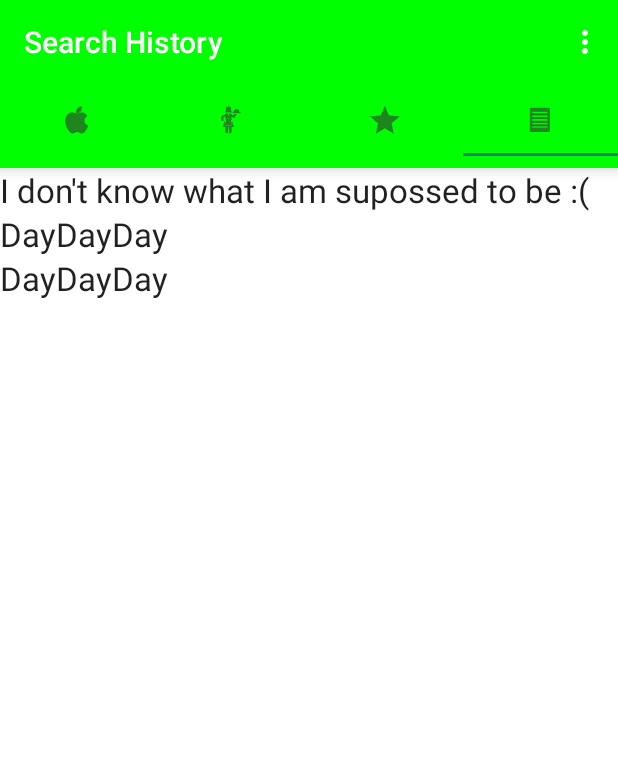
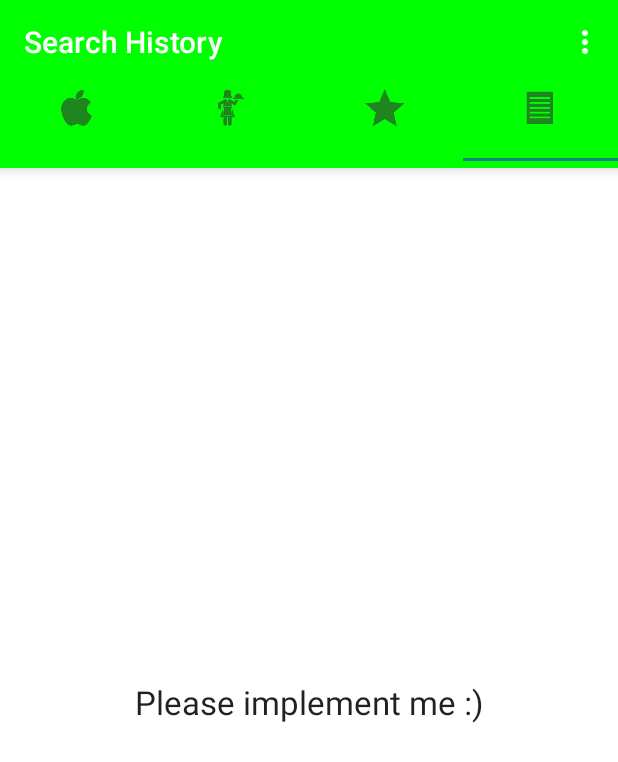
Before and after one commit to joycetsui/SousChef, an Android app: the screen it shows after launch (MainActivity), tab 4 chosen, on a phone screen of 412 x 824 dp. Shown: the top 762 px of the screen. Run offline under Robolectric (Android 15) with nearby library versions, the phone set to English and light mode, and no system bars.

Commit message:
Made tab icons bigger and added pic and rating bar to recipe display

```diff
--- a/app/src/main/java/com/workingtitle/makeit/IngredientsAddedAdapter.java
+++ b/app/src/main/java/com/workingtitle/makeit/IngredientsAddedAdapter.java
@@ -37,7 +37,7 @@ public class IngredientsAddedAdapter extends ArrayAdapter<String> {
         // Populate the data into the template view using the data object
         ingredientTextView.setText(ingredient);
 
-        Button removeBtn = (Button) view.findViewById(R.id.remvoveIngredientBtn);
+        Button removeBtn = (Button) view.findViewById(R.id.removeIngredientBtn);
         View.OnClickListener removeBtnListener = new View.OnClickListener() {
             @Override
             public void onClick(View v) {
--- a/app/src/main/java/com/workingtitle/makeit/MainActivity.java
+++ b/app/src/main/java/com/workingtitle/makeit/MainActivity.java
@@ -13,9 +13,11 @@ import android.support.v4.app.FragmentManager;
 import android.support.v4.view.ViewPager;
 import android.support.v7.app.AppCompatActivity;
 import android.support.v7.widget.Toolbar;
+import android.view.LayoutInflater;
 import android.view.View;
 import android.view.Menu;
 import android.view.MenuItem;
+import android.widget.TextView;
 
 public class MainActivity extends AppCompatActivity {
 
@@ -25,6 +27,9 @@ public class MainActivity extends AppCompatActivity {
             R.drawable.ic_saved,
             R.drawable.ic_list
     };
+
+    // Viewpager to manage the tabs in the main page
+    ViewPager viewPager;
 
     @Override
     protected void onCreate(Bundle savedInstanceState) {
@@ -45,7 +50,7 @@ public class MainActivity extends AppCompatActivity {
         });*/
 
         // Get the ViewPager and set it's PagerAdapter so that it can display items
-        final ViewPager viewPager = (ViewPager) findViewById(R.id.view_pager);
+        viewPager = (ViewPager) findViewById(R.id.view_pager);
         final MyFragmentPagerAdapter adapter = new MyFragmentPagerAdapter(getSupportFragmentManager(),MainActivity.this);
         viewPager.setAdapter(adapter);
 
@@ -55,10 +60,7 @@ public class MainActivity extends AppCompatActivity {
 
         //Give the TabLayout the ViewPager
         TabLayout tabLayout = (TabLayout) findViewById(R.id.sliding_tabs);
-        tabLayout.addTab(tabLayout.newTab().setIcon(imageResId[0]));
-        tabLayout.addTab(tabLayout.newTab().setIcon(imageResId[1]));
-        tabLayout.addTab(tabLayout.newTab().setIcon(imageResId[2]));
-        tabLayout.addTab(tabLayout.newTab().setIcon(imageResId[3]));
+        setupTabLayout(tabLayout);
 
         viewPager.addOnPageChangeListener(new TabLayout.TabLayoutOnPageChangeListener(tabLayout));
         tabLayout.setOnTabSelectedListener(new TabLayout.OnTabSelectedListener() {
@@ -98,6 +100,23 @@ public class MainActivity extends AppCompatActivity {
         }
     }
 
+    private void setupTabLayout(TabLayout tabLayout) {
+
+//        tabLayout.addTab(tabLayout.newTab().setIcon(imageResId[0]));
+//        tabLayout.addTab(tabLayout.newTab().setIcon(imageResId[1]));
+//        tabLayout.addTab(tabLayout.newTab().setIcon(imageResId[2]));
+//        tabLayout.addTab(tabLayout.newTab().setIcon(imageResId[3]));
+
+        tabLayout.setTabMode(TabLayout.MODE_FIXED);
+        tabLayout.setupWithViewPager(viewPager);
+
+        for (int i = 0; i < imageResId.length; i++){
+            TextView tab = (TextView) LayoutInflater.from(this).inflate(R.layout.tab_layout, null);
+            tab.setCompoundDrawablesWithIntrinsicBounds(0, imageResId[i], 0, 0);
+            tabLayout.getTabAt(i).setCustomView(tab);
+        }
+    }
+
     @Override
     public boolean onCreateOptionsMenu(Menu menu) {
         // Inflate the menu; this adds items to the action bar if it is present.
--- a/app/src/main/res/layout/ingredient_added_layout.xml
+++ b/app/src/main/res/layout/ingredient_added_layout.xml
@@ -12,7 +12,7 @@
         android:text="Default"
         android:layout_alignParentLeft="true"
         android:layout_centerVertical="true"
-        android:layout_alignRight="@+id/remvoveIngredientBtn"
+        android:layout_toLeftOf="@+id/removeIngredientBtn"
         style="@style/SubtitleTextStyle"/>
 
     <Button
@@ -21,7 +21,7 @@
         android:layout_alignParentRight="true"
         android:layout_centerVertical="true"
         android:gravity="center"
-        android:id="@+id/remvoveIngredientBtn"
+        android:id="@+id/removeIngredientBtn"
         android:layout_marginRight="16dp"
         android:background="@android:drawable/ic_menu_close_clear_cancel"/>
 
--- a/app/src/main/res/layout/page_3_tab.xml
+++ b/app/src/main/res/layout/page_3_tab.xml
@@ -1,5 +1,5 @@
 <?xml version="1.0" encoding="utf-8"?>
-<LinearLayout xmlns:android="http://schemas.android.com/apk/res/android"
+<RelativeLayout xmlns:android="http://schemas.android.com/apk/res/android"
     android:layout_width="match_parent"
     android:layout_height="match_parent"
     android:orientation="vertical">
@@ -9,57 +9,56 @@
         android:layout_width="wrap_content"
         android:layout_height="wrap_content"
         android:layout_centerInParent="true"
-        android:text="I don't know what I am supossed to be :("
+        android:text="Please implement me :)"
         android:textAppearance="?android:attr/textAppearanceLarge"/>
+</RelativeLayout>
 
-    <LinearLayout
-        android:layout_width="wrap_content"
-        android:layout_height="wrap_content"
-        android:orientation="horizontal">
+    <!--<LinearLayout-->
+    <!--android:layout_width="wrap_content"-->
+    <!--android:layout_height="wrap_content"-->
+    <!--android:orientation="horizontal">-->
 
-        <TextView
-            android:layout_width="wrap_content"
-            android:layout_height="wrap_content"
-            android:layout_centerInParent="true"
-            android:text="Day"
-            android:textAppearance="?android:attr/textAppearanceLarge"/>
-        <TextView
-            android:layout_width="wrap_content"
-            android:layout_height="wrap_content"
-            android:layout_centerInParent="true"
-            android:text="Day"
-            android:textAppearance="?android:attr/textAppearanceLarge"/>
-        <TextView
-            android:layout_width="wrap_content"
-            android:layout_height="wrap_content"
-            android:layout_centerInParent="true"
-            android:text="Day"
-            android:textAppearance="?android:attr/textAppearanceLarge"/>
-    </LinearLayout>
+    <!--<TextView-->
+    <!--android:layout_width="wrap_content"-->
+    <!--android:layout_height="wrap_content"-->
+    <!--android:layout_centerInParent="true"-->
+    <!--android:text="Day"-->
+    <!--android:textAppearance="?android:attr/textAppearanceLarge"/>-->
+    <!--<TextView-->
+    <!--android:layout_width="wrap_content"-->
+    <!--android:layout_height="wrap_content"-->
+    <!--android:layout_centerInParent="true"-->
+    <!--android:text="Day"-->
+    <!--android:textAppearance="?android:attr/textAppearanceLarge"/>-->
+    <!--<TextView-->
+    <!--android:layout_width="wrap_content"-->
+    <!--android:layout_height="wrap_content"-->
+    <!--android:layout_centerInParent="true"-->
+    <!--android:text="Day"-->
+    <!--android:textAppearance="?android:attr/textAppearanceLarge"/>-->
+    <!--</LinearLayout>-->
 
-    <LinearLayout
-        android:layout_width="wrap_content"
-        android:layout_height="wrap_content"
-        android:orientation="horizontal">
+    <!--<LinearLayout-->
+    <!--android:layout_width="wrap_content"-->
+    <!--android:layout_height="wrap_content"-->
+    <!--android:orientation="horizontal">-->
 
-        <TextView
-            android:layout_width="wrap_content"
-            android:layout_height="wrap_content"
-            android:layout_centerInParent="true"
-            android:text="Day"
-            android:textAppearance="?android:attr/textAppearanceLarge"/>
-        <TextView
-            android:layout_width="wrap_content"
-            android:layout_height="wrap_content"
-            android:layout_centerInParent="true"
-            android:text="Day"
-            android:textAppearance="?android:attr/textAppearanceLarge"/>
-        <TextView
-            android:layout_width="wrap_content"
-            android:layout_height="wrap_content"
-            android:layout_centerInParent="true"
-            android:text="Day"
-            android:textAppearance="?android:attr/textAppearanceLarge"/>
-    </LinearLayout>
-
-</LinearLayout>
+    <!--<TextView-->
+    <!--android:layout_width="wrap_content"-->
+    <!--android:layout_height="wrap_content"-->
+    <!--android:layout_centerInParent="true"-->
+    <!--android:text="Day"-->
+    <!--android:textAppearance="?android:attr/textAppearanceLarge"/>-->
+    <!--<TextView-->
+    <!--android:layout_width="wrap_content"-->
+    <!--android:layout_height="wrap_content"-->
+    <!--android:layout_centerInParent="true"-->
+    <!--android:text="Day"-->
+    <!--android:textAppearance="?android:attr/textAppearanceLarge"/>-->
+    <!--<TextView-->
+    <!--android:layout_width="wrap_content"-->
+    <!--android:layout_height="wrap_content"-->
+    <!--android:layout_centerInParent="true"-->
+    <!--android:text="Day"-->
+    <!--android:textAppearance="?android:attr/textAppearanceLarge"/>-->
+    <!--</LinearLayout>-->
--- /dev/null
+++ b/app/src/main/res/layout/tab_layout.xml
@@ -0,0 +1,5 @@
+<?xml version="1.0" encoding="utf-8"?>
+<TextView xmlns:android="http://schemas.android.com/apk/res/android"
+    android:layout_width="match_parent"
+    android:layout_height="match_parent">
+</TextView>
```
Also changed, not shown: app/src/main/java/com/workingtitle/makeit/DisplayRecipe.java (+6 -1 lines), app/src/main/res/layout/activity_display_recipe.xml (+39 -10 lines).
